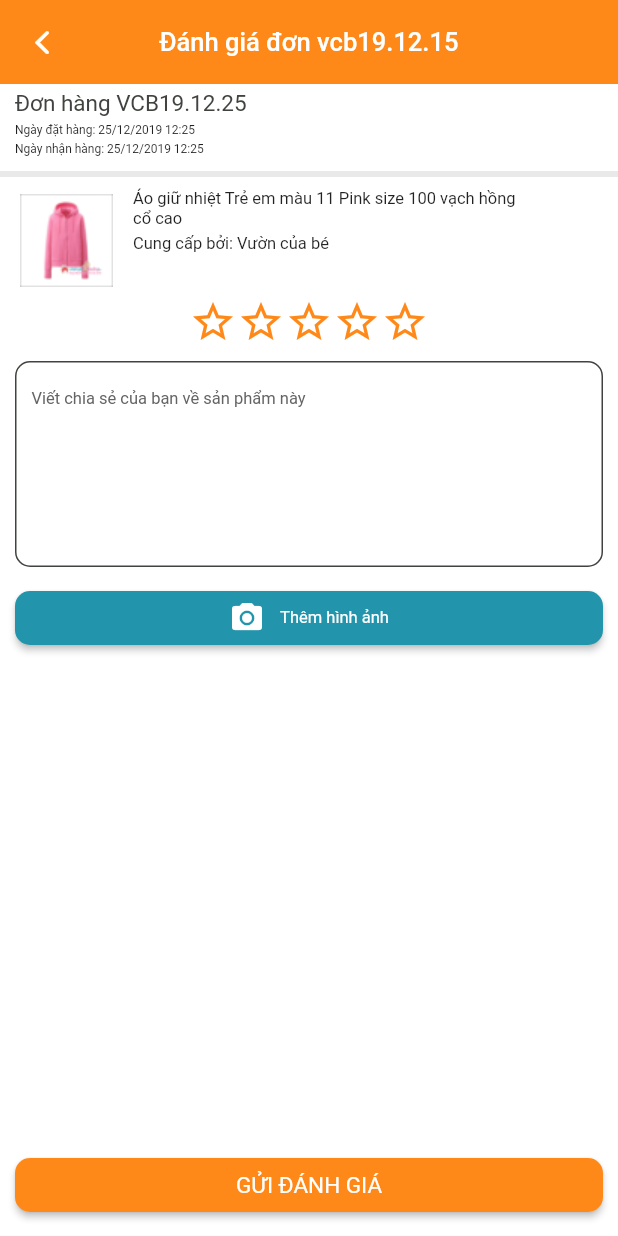
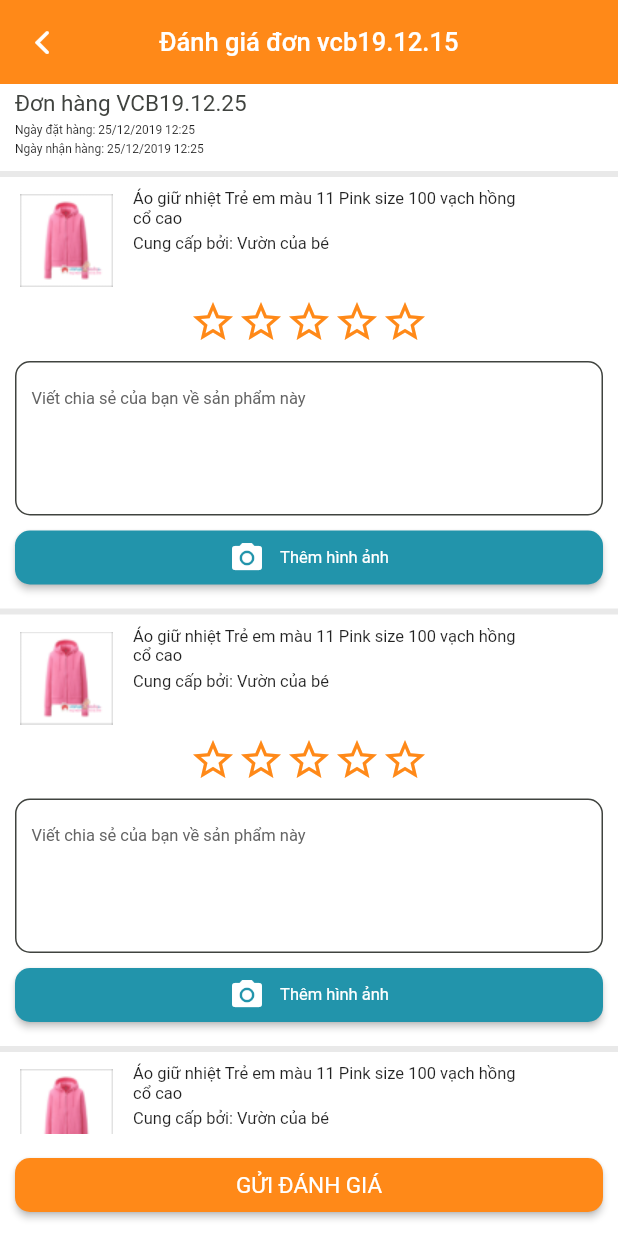
Before and after one commit to NhaPCS/baby_garden, a Flutter app: the RatingDetailScreen screen opened directly, on a phone screen of 412 x 824 dp. Run offline on Flutter 3.47's test engine with Material 2 defaults, Android fonts, the phone set to English and light mode, and no system bars; our stand-ins replace auto_size_text, cached_network_image, carousel_slider, dots_indicator, fl_chart, flutter_svg and 6 more; accounts and stored records are empty; network calls fail.

Commit message:
fix : 1. Khung chọn thời gian sẽ hiển thị Full từ 08:00 - 22:00 . Nếu tắt off khung giờ nào thì sẽ mờ khung giờ đó và không bấm chọn được. 2. mầu khi chọn giừo để đậm như mầu chọn ngày 3. "Co lại chiều rộng khung viết nội dung đánh giá.    Chưa hiển thị trang đánh giá khi đơn hàng có từ 2 sản phẩm trở lên." 4. Trang Đặt hàng: Thời gian nhận hàng: icon đang không đúng, fix lại icon gióng với giao diện đã làm ở XD. 5. Khi chọn thời gian nhận hàng: nếu tắt off ngày đó thì thay text "Không có giờ giao hàng" = "Không có thời gian nhận hàng". 6. Đặt hàng: Đơn vị vận chuyển đang chưa hiển thị phí của các đơn vị vận chuyển. - tham khảo lại giao diện XD. 7. Đặt hàng: bấm vào "Thanh toán bằng hình thức chuyển khoản" -> khi tích chọn sẽ tự động bật lên thông báo popup luôn. khi chọn sẽ bật lên giống bấm vào xem chi tiết 8. Đặt hàng: đơn vị tiền đang hiển thị sai "đ" chứ không phải "d". 9. Công tắc điểm: đang phải gạt qua lại mơi bật tắt được.

```diff
--- a/lib/main.dart
+++ b/lib/main.dart
@@ -1,5 +1,8 @@
 import 'package:baby_garden_flutter/provider/app_provider.dart';
+import 'package:baby_garden_flutter/screen/booking/booking_screen.dart';
 import 'package:baby_garden_flutter/screen/main/main_screen.dart';
+import 'package:baby_garden_flutter/screen/partner/partner_book_schedule.dart';
+import 'package:baby_garden_flutter/screen/rating_detail/rating_detail_screen.dart';
 import 'package:baby_garden_flutter/screen/welcome/welcome_screen.dart';
 import 'package:baby_garden_flutter/util/resource.dart';
 import 'package:flutter/material.dart';
@@ -49,7 +52,7 @@ class MyApp extends StatelessWidget {
             bodyText1: TextStyle(
                 color: ColorUtil.textColor, fontSize: SizeUtil.textSizeDefault),
           )),
-      home: WelcomeScreen(),
+      home: BookingScreen(),
     );
   }
 }
--- a/lib/provider/change_delivery_time_provider.dart
+++ b/lib/provider/change_delivery_time_provider.dart
@@ -3,8 +3,15 @@ import 'package:flutter/cupertino.dart';
 class ChangeDeliveryTimeProvider extends ChangeNotifier{
   int receiveTime=0;
 
+  int receiveDate = 0;
+
   onChangeTime(val){
     receiveTime = val;
     notifyListeners();
   }
+
+  onChangeDate(val){
+    receiveDate = val;
+    notifyListeners();
+  }
 }
--- a/lib/screen/rating_detail/rating_detail_screen.dart
+++ b/lib/screen/rating_detail/rating_detail_screen.dart
@@ -71,13 +71,11 @@ class _RatingDetailScreenState extends BaseState<RatingDetailScreen> {
               ],
             ),
           ),
-          Container(
-            margin: EdgeInsets.only(
-                top: SizeUtil.smallSpace, bottom: SizeUtil.tinySpace),
-            height: SizeUtil.tinySpace,
-            color: ColorUtil.lineColor,
-            width: MediaQuery.of(context).size.width,
-          ),
+          Expanded(
+            child: ListView(
+              children: List.generate(3, (index) => Column(children: <Widget>[
+                WidgetUtil.getLine(width:SizeUtil.tinySpace,margin:  EdgeInsets.only(
+                    top: SizeUtil.smallSpace, bottom: SizeUtil.tinySpace),color: ColorUtil.lineColor,),
                 Padding(
                   padding: const EdgeInsets.only(
                       left: SizeUtil.smallSpace,
@@ -133,7 +131,7 @@ class _RatingDetailScreenState extends BaseState<RatingDetailScreen> {
                 Container(
                   margin: EdgeInsets.only(
                       left: SizeUtil.smallSpace, right: SizeUtil.smallSpace),
-            height: MediaQuery.of(context).size.height / 6,
+                  height: MediaQuery.of(context).size.height / 8,
                   width: MediaQuery.of(context).size.width,
                   decoration: BoxDecoration(
                     borderRadius:
@@ -174,8 +172,8 @@ class _RatingDetailScreenState extends BaseState<RatingDetailScreen> {
                   ),
                 ),
                 Container(
-              padding: const EdgeInsets.all(
-                SizeUtil.smallSpace,
+                    padding: const EdgeInsets.only(left:
+                      SizeUtil.smallSpace, right:  SizeUtil.smallSpace,top:  SizeUtil.tinySpace
                     ),
                     width: MediaQuery.of(context).size.width,
                     child: RaisedButton(
@@ -214,8 +212,8 @@ class _RatingDetailScreenState extends BaseState<RatingDetailScreen> {
                         ],
                       ),
                     )),
-          Expanded(
-            child: SizedBox(),
+              ],)),
+            ),
           ),
           Container(
               padding: const EdgeInsets.all(
--- a/lib/util/resource.dart
+++ b/lib/util/resource.dart
@@ -95,7 +95,7 @@ class StringUtil {
   static List<dynamic> time = [
     {'time': '08:00'},
     {'time': '08:15'},
-    {'time': '08:30'},
+    {'time': '08:30','off':'0'},
     {'time': '08:45'},
     {'time': '09:00'},
     {'time': '09:15'},
@@ -107,7 +107,7 @@ class StringUtil {
     {'time': '10:45'},
     {'time': '11:00'},
     {'time': '11:15'},
-    {'time': '11:30'},
+    {'time': '11:30','off':'0'},
     {'time': '11:45'},
     {'time': '12:00'},
     {'time': '12:15'},
```
Also changed, not shown: lib/dialog/change_delivery_time_dialogue.dart (+55 -45 lines), lib/screen/booking/booking_screen.dart (+28 -14 lines), lib/screen/partner/partner_book_schedule.dart (+20 -4 lines), lib/generated/l10n.dart, photo/ahamove.png (added), photo/ghtk.png (added). Lines whose indentation alone changed are shown as unchanged.
